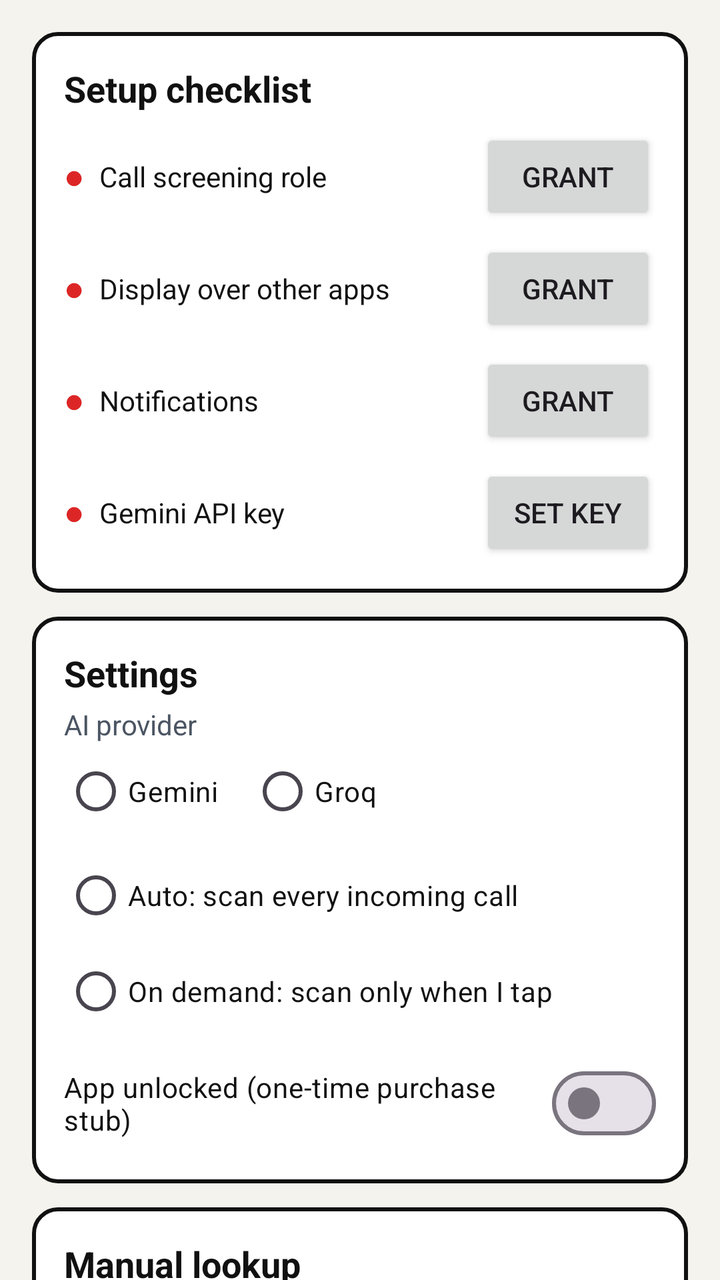
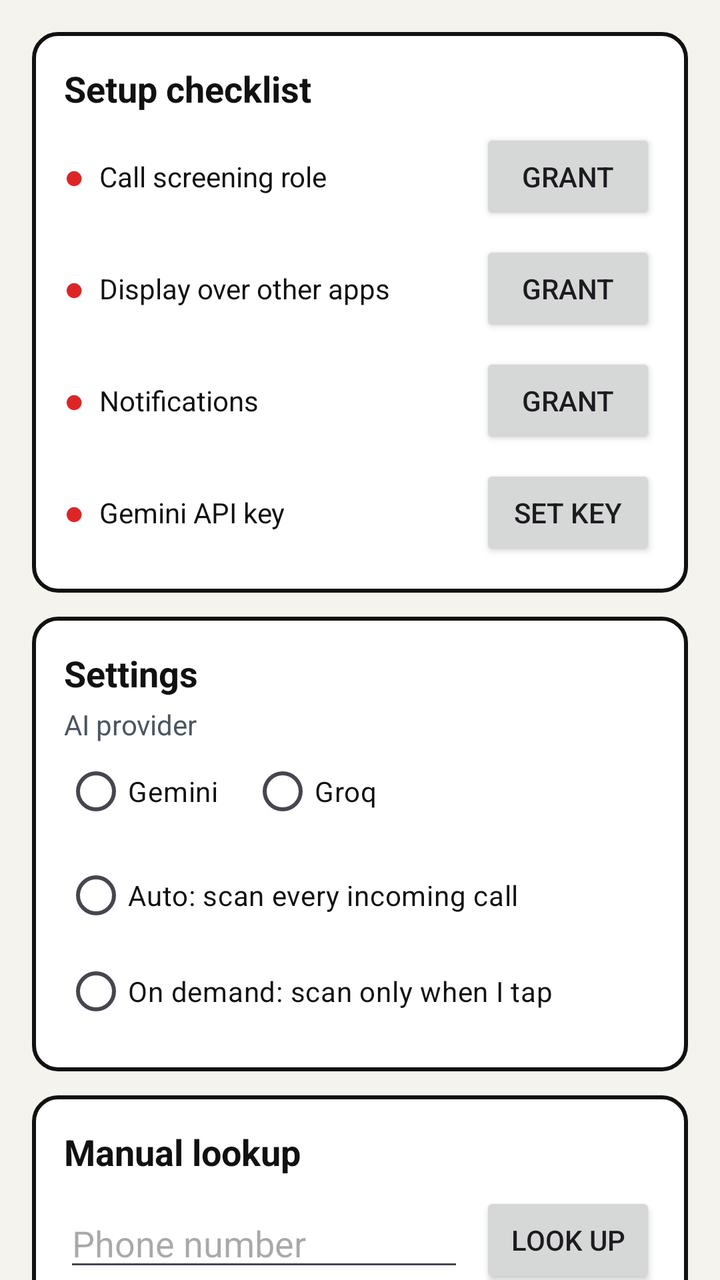

Screens rendered from an Android XML layout before and after an edit, with the pre-edit source and the edit as a unified diff.
<!-- AndroidManifest.xml: application theme Theme.AICallerID -->
<!-- res/layout/activity_main.xml -->
<?xml version="1.0" encoding="utf-8"?>
<androidx.core.widget.NestedScrollView xmlns:android="http://schemas.android.com/apk/res/android"
    xmlns:tools="http://schemas.android.com/tools"
    android:layout_width="match_parent"
    android:layout_height="match_parent"
    android:fillViewport="true">

    <LinearLayout
        android:layout_width="match_parent"
        android:layout_height="wrap_content"
        android:orientation="vertical"
        android:padding="@dimen/screen_padding">

        
        <LinearLayout
            android:layout_width="match_parent"
            android:layout_height="wrap_content"
            android:layout_marginBottom="@dimen/overlay_margin"
            android:background="@drawable/bg_overlay_card"
            android:orientation="vertical"
            android:padding="@dimen/card_padding">

            <TextView
                android:layout_width="match_parent"
                android:layout_height="wrap_content"
                android:text="@string/checklist_title"
                android:textColor="@color/ink_black"
                android:textSize="18sp"
                android:textStyle="bold" />

            <LinearLayout
                android:layout_width="match_parent"
                android:layout_height="wrap_content"
                android:layout_marginTop="8dp"
                android:gravity="center_vertical"
                android:orientation="horizontal">

                <TextView
                    android:id="@+id/roleDot"
                    android:layout_width="wrap_content"
                    android:layout_height="wrap_content"
                    android:layout_marginEnd="8dp"
                    android:text="●"
                    android:textColor="@color/risk_red"
                    android:textSize="16sp"
                    android:textStyle="bold"
                    tools:ignore="HardcodedText" />

                <TextView
                    android:id="@+id/roleLabel"
                    android:layout_width="0dp"
                    android:layout_height="wrap_content"
                    android:layout_weight="1"
                    android:text="@string/role_row_label"
                    android:textColor="@color/ink_black"
                    android:textSize="14sp" />

                <Button
                    android:id="@+id/roleButton"
                    android:layout_width="wrap_content"
                    android:layout_height="wrap_content"
                    android:layout_marginStart="8dp"
                    android:text="@string/role_action" />
            </LinearLayout>

            <LinearLayout
                android:layout_width="match_parent"
                android:layout_height="wrap_content"
                android:layout_marginTop="8dp"
                android:gravity="center_vertical"
                android:orientation="horizontal">

                <TextView
                    android:id="@+id/overlayDot"
                    android:layout_width="wrap_content"
                    android:layout_height="wrap_content"
                    android:layout_marginEnd="8dp"
                    android:text="●"
                    android:textColor="@color/risk_red"
                    android:textSize="16sp"
                    android:textStyle="bold"
                    tools:ignore="HardcodedText" />

                <TextView
                    android:id="@+id/overlayLabel"
                    android:layout_width="0dp"
                    android:layout_height="wrap_content"
                    android:layout_weight="1"
                    android:text="@string/overlay_row_label"
                    android:textColor="@color/ink_black"
                    android:textSize="14sp" />

                <Button
                    android:id="@+id/overlayButton"
                    android:layout_width="wrap_content"
                    android:layout_height="wrap_content"
                    android:layout_marginStart="8dp"
                    android:text="@string/overlay_action" />
            </LinearLayout>

            <LinearLayout
                android:layout_width="match_parent"
                android:layout_height="wrap_content"
                android:layout_marginTop="8dp"
                android:gravity="center_vertical"
                android:orientation="horizontal">

                <TextView
                    android:id="@+id/notifDot"
                    android:layout_width="wrap_content"
                    android:layout_height="wrap_content"
                    android:layout_marginEnd="8dp"
                    android:text="●"
                    android:textColor="@color/risk_red"
                    android:textSize="16sp"
                    android:textStyle="bold"
                    tools:ignore="HardcodedText" />

                <TextView
                    android:id="@+id/notifLabel"
                    android:layout_width="0dp"
                    android:layout_height="wrap_content"
                    android:layout_weight="1"
                    android:text="@string/notif_row_label"
                    android:textColor="@color/ink_black"
                    android:textSize="14sp" />

                <Button
                    android:id="@+id/notifButton"
                    android:layout_width="wrap_content"
                    android:layout_height="wrap_content"
                    android:layout_marginStart="8dp"
                    android:text="@string/notif_action" />
            </LinearLayout>

            <LinearLayout
                android:layout_width="match_parent"
                android:layout_height="wrap_content"
                android:layout_marginTop="8dp"
                android:gravity="center_vertical"
                android:orientation="horizontal">

                <TextView
                    android:id="@+id/keyDot"
                    android:layout_width="wrap_content"
                    android:layout_height="wrap_content"
                    android:layout_marginEnd="8dp"
                    android:text="●"
                    android:textColor="@color/risk_red"
                    android:textSize="16sp"
                    android:textStyle="bold"
                    tools:ignore="HardcodedText" />

                <TextView
                    android:id="@+id/keyLabel"
                    android:layout_width="0dp"
                    android:layout_height="wrap_content"
                    android:layout_weight="1"
                    android:text="@string/key_row_label"
                    android:textColor="@color/ink_black"
                    android:textSize="14sp" />

                <Button
                    android:id="@+id/keyButton"
                    android:layout_width="wrap_content"
                    android:layout_height="wrap_content"
                    android:layout_marginStart="8dp"
                    android:text="@string/key_action_set" />
            </LinearLayout>
        </LinearLayout>

        
        <LinearLayout
            android:layout_width="match_parent"
            android:layout_height="wrap_content"
            android:layout_marginBottom="@dimen/overlay_margin"
            android:background="@drawable/bg_overlay_card"
            android:orientation="vertical"
            android:padding="@dimen/card_padding">

            <TextView
                android:layout_width="match_parent"
                android:layout_height="wrap_content"
                android:text="@string/settings_title"
                android:textColor="@color/ink_black"
                android:textSize="18sp"
                android:textStyle="bold" />

            <TextView
                android:layout_width="match_parent"
                android:layout_height="wrap_content"
                android:layout_marginTop="4dp"
                android:text="@string/provider_title"
                android:textColor="@color/text_secondary"
                android:textSize="14sp" />

            <RadioGroup
                android:id="@+id/providerGroup"
                android:layout_width="match_parent"
                android:layout_height="wrap_content"
                android:orientation="horizontal">

                <RadioButton
                    android:id="@+id/providerGemini"
                    android:layout_width="wrap_content"
                    android:layout_height="wrap_content"
                    android:text="@string/provider_gemini"
                    android:textColor="@color/ink_black"
                    android:textSize="14sp" />

                <RadioButton
                    android:id="@+id/providerGroq"
                    android:layout_width="wrap_content"
                    android:layout_height="wrap_content"
                    android:layout_marginStart="16dp"
                    android:text="@string/provider_groq"
                    android:textColor="@color/ink_black"
                    android:textSize="14sp" />
            </RadioGroup>

            <RadioGroup
                android:id="@+id/scanModeGroup"
                android:layout_width="match_parent"
                android:layout_height="wrap_content"
                android:layout_marginTop="4dp"
                android:orientation="vertical">

                <RadioButton
                    android:id="@+id/scanModeAuto"
                    android:layout_width="match_parent"
                    android:layout_height="wrap_content"
                    android:text="@string/scan_mode_auto"
                    android:textColor="@color/ink_black"
                    android:textSize="14sp" />

                <RadioButton
                    android:id="@+id/scanModeOnDemand"
                    android:layout_width="match_parent"
                    android:layout_height="wrap_content"
                    android:text="@string/scan_mode_on_demand"
                    android:textColor="@color/ink_black"
                    android:textSize="14sp" />
            </RadioGroup>

            <com.google.android.material.materialswitch.MaterialSwitch
                android:id="@+id/unlockSwitch"
                android:layout_width="match_parent"
                android:layout_height="wrap_content"
                android:layout_marginTop="8dp"
                android:text="@string/unlock_stub_label"
                android:textColor="@color/ink_black"
                android:textSize="14sp" />

            <Button
                android:id="@+id/unlockButton"
                android:layout_width="match_parent"
                android:layout_height="wrap_content"
                android:layout_marginTop="8dp"
                android:text="@string/unlock_action"
                android:visibility="gone" />
        </LinearLayout>

        
        <LinearLayout
            android:layout_width="match_parent"
            android:layout_height="wrap_content"
            android:layout_marginBottom="@dimen/overlay_margin"
            android:background="@drawable/bg_overlay_card"
            android:orientation="vertical"
            android:padding="@dimen/card_padding">

            <TextView
                android:layout_width="match_parent"
                android:layout_height="wrap_content"
                android:text="@string/lookup_title"
                android:textColor="@color/ink_black"
                android:textSize="18sp"
                android:textStyle="bold" />

            <LinearLayout
                android:layout_width="match_parent"
                android:layout_height="wrap_content"
                android:layout_marginTop="8dp"
                android:gravity="center_vertical"
                android:orientation="horizontal">

                <EditText
                    android:id="@+id/lookupInput"
                    android:layout_width="0dp"
                    android:layout_height="wrap_content"
                    android:layout_weight="1"
                    android:hint="@string/lookup_hint"
                    android:importantForAutofill="no"
                    android:inputType="phone"
                    android:textColor="@color/ink_black" />

                <Button
                    android:id="@+id/lookupButton"
                    android:layout_width="wrap_content"
                    android:layout_height="wrap_content"
                    android:layout_marginStart="8dp"
                    android:text="@string/lookup_action" />
            </LinearLayout>

            <LinearLayout
                android:id="@+id/lookupResult"
                android:layout_width="match_parent"
                android:layout_height="wrap_content"
                android:layout_marginTop="12dp"
                android:orientation="vertical"
                android:visibility="gone">

                <TextView
                    android:id="@+id/resultName"
                    android:layout_width="match_parent"
                    android:layout_height="wrap_content"
                    android:textColor="@color/ink_black"
                    android:textSize="18sp"
                    android:textStyle="bold" />

                <LinearLayout
                    android:id="@+id/resultBadgeRow"
                    android:layout_width="match_parent"
                    android:layout_height="wrap_content"
                    android:layout_marginTop="4dp"
                    android:gravity="center_vertical"
                    android:orientation="horizontal">

                    <TextView
                        android:id="@+id/resultBadge"
                        android:layout_width="wrap_content"
                        android:layout_height="wrap_content"
                        android:background="@drawable/bg_badge_risk"
                        android:paddingStart="8dp"
                        android:paddingTop="2dp"
                        android:paddingEnd="8dp"
                        android:paddingBottom="2dp"
                        android:textColor="@color/paper_white"
                        android:textSize="12sp"
                        android:textStyle="bold" />

                    <TextView
                        android:id="@+id/resultCategory"
                        android:layout_width="0dp"
                        android:layout_height="wrap_content"
                        android:layout_marginStart="8dp"
                        android:layout_weight="1"
                        android:textColor="@color/text_secondary"
                        android:textSize="13sp" />
                </LinearLayout>

                <TextView
                    android:id="@+id/resultSummary"
                    android:layout_width="match_parent"
                    android:layout_height="wrap_content"
                    android:layout_marginTop="6dp"
                    android:textColor="@color/ink_black"
                    android:textSize="14sp" />

                <TextView
                    android:id="@+id/resultSources"
                    android:layout_width="match_parent"
                    android:layout_height="wrap_content"
                    android:layout_marginTop="4dp"
                    android:textColor="@color/text_secondary"
                    android:textSize="12sp" />
            </LinearLayout>
        </LinearLayout>

        
        <Button
            android:id="@+id/previewButton"
            android:layout_width="match_parent"
            android:layout_height="wrap_content"
            android:layout_marginBottom="@dimen/overlay_margin"
            android:text="@string/preview_action" />

        
        <LinearLayout
            android:layout_width="match_parent"
            android:layout_height="wrap_content"
            android:layout_marginBottom="@dimen/overlay_margin"
            android:background="@drawable/bg_overlay_card"
            android:orientation="vertical"
            android:padding="@dimen/card_padding">

            <LinearLayout
                android:layout_width="match_parent"
                android:layout_height="wrap_content"
                android:gravity="center_vertical"
                android:orientation="horizontal">

                <TextView
                    android:id="@+id/historyTitle"
                    android:layout_width="0dp"
                    android:layout_height="wrap_content"
                    android:layout_weight="1"
                    android:text="@string/history_title"
                    android:textColor="@color/ink_black"
                    android:textSize="18sp"
                    android:textStyle="bold" />

                <Button
                    android:id="@+id/historyClearButton"
                    android:layout_width="wrap_content"
                    android:layout_height="wrap_content"
                    android:layout_marginStart="8dp"
                    android:text="@string/history_clear" />
            </LinearLayout>

            <TextView
                android:id="@+id/historyEmpty"
                android:layout_width="match_parent"
                android:layout_height="wrap_content"
                android:layout_marginTop="8dp"
                android:text="@string/history_empty"
                android:textColor="@color/text_secondary"
                android:textSize="14sp" />

            <androidx.recyclerview.widget.RecyclerView
                android:id="@+id/historyList"
                android:layout_width="match_parent"
                android:layout_height="wrap_content"
                android:layout_marginTop="8dp"
                android:nestedScrollingEnabled="false"
                android:visibility="gone" />
        </LinearLayout>

        
        <TextView
            android:id="@+id/emulatorTip"
            android:layout_width="match_parent"
            android:layout_height="wrap_content"
            android:layout_marginBottom="@dimen/overlay_margin"
            android:text="@string/emulator_tip"
            android:textColor="@color/text_secondary"
            android:textSize="13sp" />
    </LinearLayout>
</androidx.core.widget.NestedScrollView>
<!-- resources referenced by this layout -->
<resources>
  <color name="ink_black">#111111</color>
  <color name="paper_white">#FFFFFF</color>
  <color name="risk_red">#DC2626</color>
  <color name="text_secondary">#4B5563</color>
  <dimen name="card_padding">16dp</dimen>
  <dimen name="overlay_margin">12dp</dimen>
  <dimen name="screen_padding">16dp</dimen>
  <!-- drawable bg_badge_risk (drawable) -->
  <?xml version="1.0" encoding="utf-8"?>
  <shape xmlns:android="http://schemas.android.com/apk/res/android"
      android:shape="rectangle">
      
      <solid android:color="@color/paper_white" />
      <corners android:radius="4dp" />
  </shape>
  <!-- drawable bg_overlay_card (drawable) -->
  <?xml version="1.0" encoding="utf-8"?>
  <shape xmlns:android="http://schemas.android.com/apk/res/android"
      android:shape="rectangle">
      <solid android:color="@color/paper_white" />
      <stroke
          android:width="2dp"
          android:color="@color/ink_black" />
      <corners android:radius="@dimen/card_corner" />
  </shape>
  <string name="checklist_title">Setup checklist</string>
  <string name="emulator_tip">Emulator tip: with the call screening role granted, run \"adb emu gsm call 5551234567\" on your computer to simulate an incoming call. Extended Controls &gt; Phone in the emulator window works too.</string>
  <string name="history_clear">Clear</string>
  <string name="history_empty">No lookups yet</string>
  <string name="history_title">History</string>
  <string name="key_action_set">Set key</string>
  <string name="key_row_label">Gemini API key</string>
  <string name="lookup_action">Look up</string>
  <string name="lookup_hint">Phone number</string>
  <string name="lookup_title">Manual lookup</string>
  <string name="notif_action">Grant</string>
  <string name="notif_row_label">Notifications</string>
  <string name="overlay_action">Grant</string>
  <string name="overlay_row_label">Display over other apps</string>
  <string name="preview_action">Preview overlay card</string>
  <string name="provider_gemini">Gemini</string>
  <string name="provider_groq">Groq</string>
  <string name="provider_title">AI provider</string>
  <string name="role_action">Grant</string>
  <string name="role_row_label">Call screening role</string>
  <string name="scan_mode_auto">Auto: scan every incoming call</string>
  <string name="scan_mode_on_demand">On demand: scan only when I tap</string>
  <string name="settings_title">Settings</string>
  <string name="unlock_action">Unlock the app</string>
  <string name="unlock_stub_label">App unlocked (one-time purchase stub)</string>
  <style name="Theme.AICallerID" parent="Theme.Material3.Light.NoActionBar">
          <item name="android:windowBackground">@color/paper_bg</item>
          <item name="colorPrimary">@color/ink_black</item>
          <item name="colorSecondary">@color/accent_blue</item>
          <item name="android:statusBarColor">@color/paper_bg</item>
          <item name="android:windowLightStatusBar">true</item>
      </style>
  <dimen name="card_corner">12dp</dimen>
  <color name="paper_bg">#F4F3ED</color>
  <color name="accent_blue">#2563EB</color>
</resources>

<!-- the commit's change to res/layout/activity_main.xml (unified diff, before → after) -->
@@ -241,23 +241,6 @@
                     android:textColor="@color/ink_black"
                     android:textSize="14sp" />
             </RadioGroup>
-
-            <com.google.android.material.materialswitch.MaterialSwitch
-                android:id="@+id/unlockSwitch"
-                android:layout_width="match_parent"
-                android:layout_height="wrap_content"
-                android:layout_marginTop="8dp"
-                android:text="@string/unlock_stub_label"
-                android:textColor="@color/ink_black"
-                android:textSize="14sp" />
-
-            <Button
-                android:id="@+id/unlockButton"
-                android:layout_width="match_parent"
-                android:layout_height="wrap_content"
-                android:layout_marginTop="8dp"
-                android:text="@string/unlock_action"
-                android:visibility="gone" />
         </LinearLayout>
 
         
<!-- resource entries referenced after the edit -->
@@ -48,8 +48,6 @@
   <string name="scan_mode_auto">Auto: scan every incoming call</string>
   <string name="scan_mode_on_demand">On demand: scan only when I tap</string>
   <string name="settings_title">Settings</string>
-  <string name="unlock_action">Unlock the app</string>
-  <string name="unlock_stub_label">App unlocked (one-time purchase stub)</string>
   <style name="Theme.AICallerID" parent="Theme.Material3.Light.NoActionBar">
           <item name="android:windowBackground">@color/paper_bg</item>
           <item name="colorPrimary">@color/ink_black</item>
